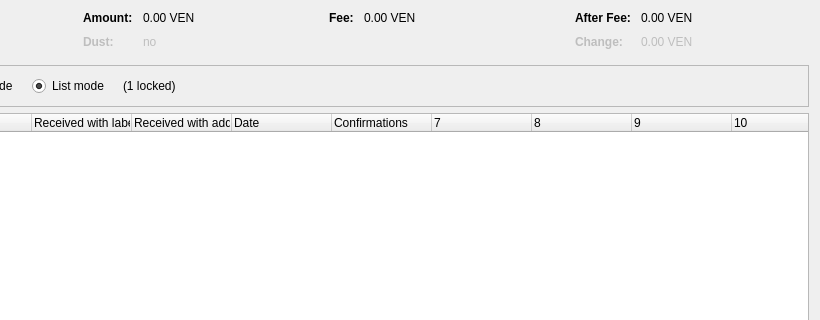
Qt form src/qt/forms/coincontroldialog.ui (ventas-project/ventas) before a commit; both pictures show x 180 to 1000 and y 0 to 320 of the 1000 by 500 pixel window.
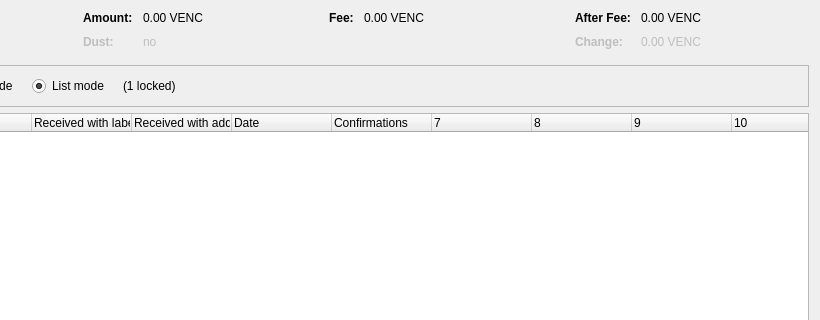
The same form after that commit. Custom widgets are drawn as their Qt base class.

Commit message: change ven-> venc change reward 50 ->20

Diff of the .ui file:
```diff
--- a/src/qt/forms/coincontroldialog.ui
+++ b/src/qt/forms/coincontroldialog.ui
@@ -132,7 +132,7 @@
           <enum>Qt::ActionsContextMenu</enum>
          </property>
          <property name="text">
-          <string notr="true">0.00 VEN</string>
+          <string notr="true">0.00 VENC</string>
          </property>
          <property name="textInteractionFlags">
           <set>Qt::LinksAccessibleByMouse|Qt::TextSelectableByKeyboard|Qt::TextSelectableByMouse</set>
@@ -212,7 +212,7 @@
           <enum>Qt::ActionsContextMenu</enum>
          </property>
          <property name="text">
-          <string notr="true">0.00 VEN</string>
+          <string notr="true">0.00 VENC</string>
          </property>
          <property name="textInteractionFlags">
           <set>Qt::LinksAccessibleByMouse|Qt::TextSelectableByKeyboard|Qt::TextSelectableByMouse</set>
@@ -257,7 +257,7 @@
           <enum>Qt::ActionsContextMenu</enum>
          </property>
          <property name="text">
-          <string notr="true">0.00 VEN</string>
+          <string notr="true">0.00 VENC</string>
          </property>
          <property name="textInteractionFlags">
           <set>Qt::LinksAccessibleByMouse|Qt::TextSelectableByKeyboard|Qt::TextSelectableByMouse</set>
@@ -292,7 +292,7 @@
           <enum>Qt::ActionsContextMenu</enum>
          </property>
          <property name="text">
-          <string notr="true">0.00 VEN</string>
+          <string notr="true">0.00 VENC</string>
          </property>
          <property name="textInteractionFlags">
           <set>Qt::LinksAccessibleByMouse|Qt::TextSelectableByKeyboard|Qt::TextSelectableByMouse</set>
```
The commit also changes 27 other files.
